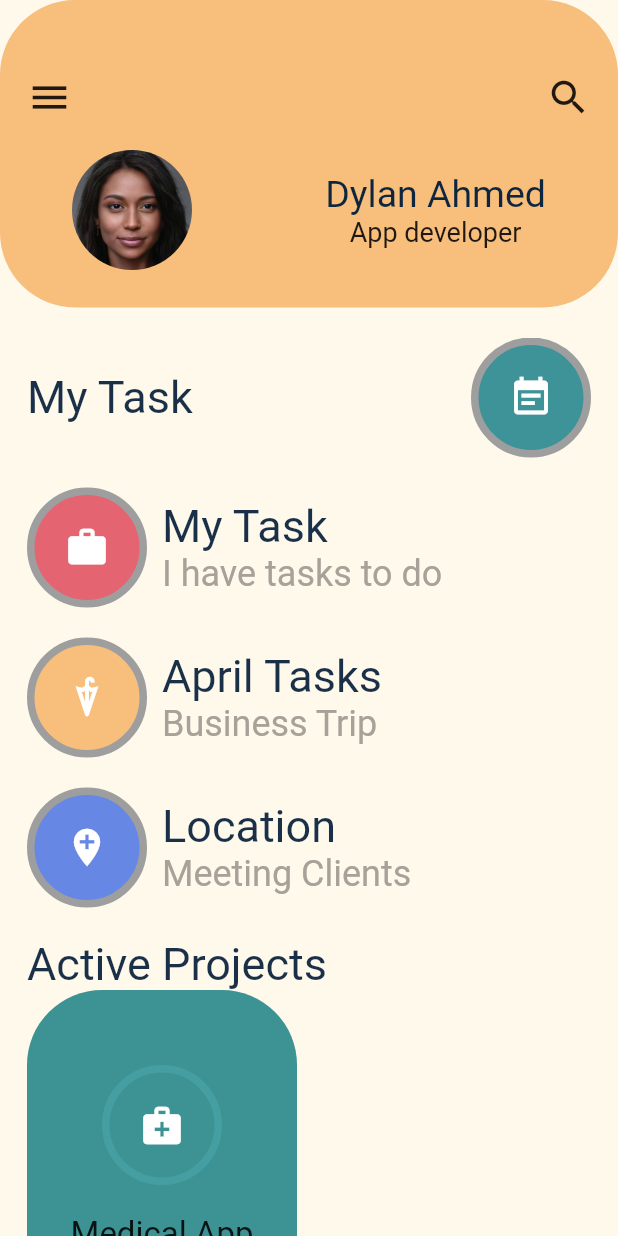
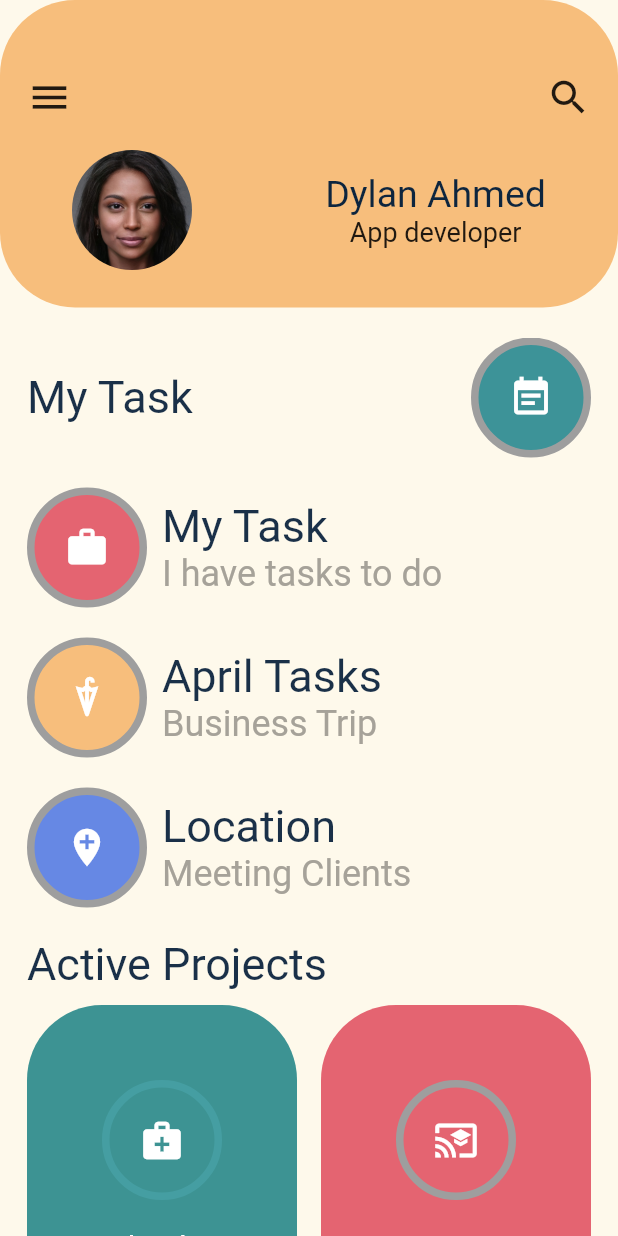
Before and after one commit to lukechoi14/first_flutter_app, a Flutter app: the screen it shows after launch, on a phone screen of 412 x 824 dp. Run offline on Flutter 3.47's test engine with Material 2 defaults, Android fonts, the phone set to English and light mode, and no system bars.

```diff
--- a/lib/about.dart
+++ b/lib/about.dart
@@ -114,7 +114,9 @@ class About extends StatelessWidget {
                       Text("Active Projects", style: TextStyle(fontSize: 30,color:Color(0xFF1a3048))),
                     ],
                   ),
+                  const SizedBox(height: 10,),
                   Row(
+                    mainAxisAlignment: MainAxisAlignment.spaceBetween,
                     children: [
                       Container(
                         width:180,
@@ -129,11 +131,31 @@ class About extends StatelessWidget {
                             child:IconContainer(width:80,height:80,size:30,index:4,bgColor:Color(0xFF3d9393),borderColor:Color(0xFF459ea2)),
                             ),
                             SizedBox(height:20),
-                            Text("Medical App", style: TextStyle(fontSize: 22),)
+                            Text("Medical App", style: TextStyle(fontSize: 22,color: Colors.white),),
+                            SizedBox(height:10),
+                            Text("They make pills", style: TextStyle(fontSize: 18,color: Colors.white),),
                           ],
                         ),
                       ),
-
+                      Container(
+                        width:180,
+                        height:250,
+                        decoration: const BoxDecoration(
+                            borderRadius: BorderRadius.all(Radius.circular(50)),
+                            color: Color(0xFFe46471)
+                        ),
+                        child: Column(
+                          children: const [
+                            Padding(padding: EdgeInsets.only(left:10,right:10,top:50),
+                              child:IconContainer(width:80,height:80,size:30,index:5,bgColor:Color(0xFFe46471),borderColor: Colors.grey),
+                            ),
+                            SizedBox(height:20),
+                            Text("Construction", style: TextStyle(fontSize: 22,color: Colors.white),),
+                            SizedBox(height:10),
+                            Text("Build things", style: TextStyle(fontSize: 18,color: Colors.white),),
+                          ],
+                        ),
+                      ),
                     ],
                   )
 
```
